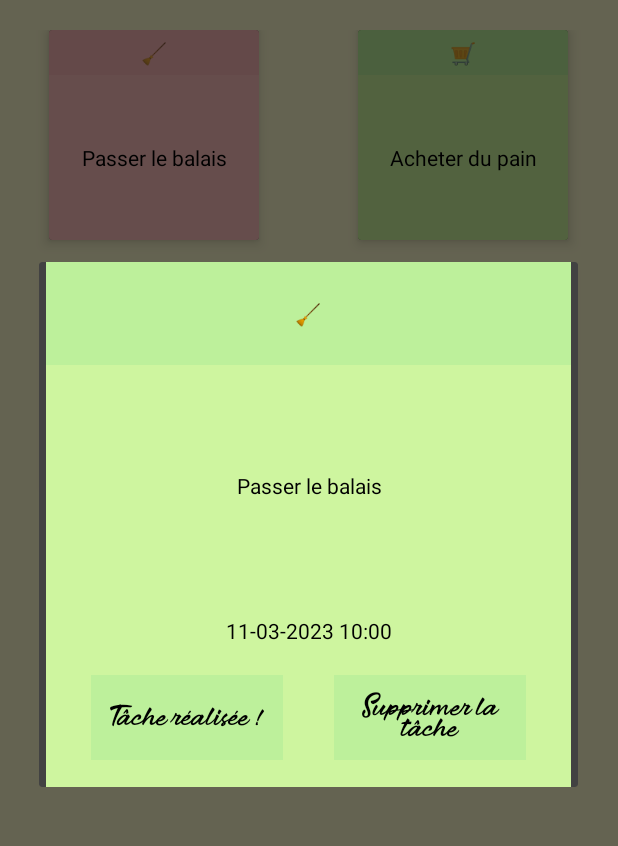
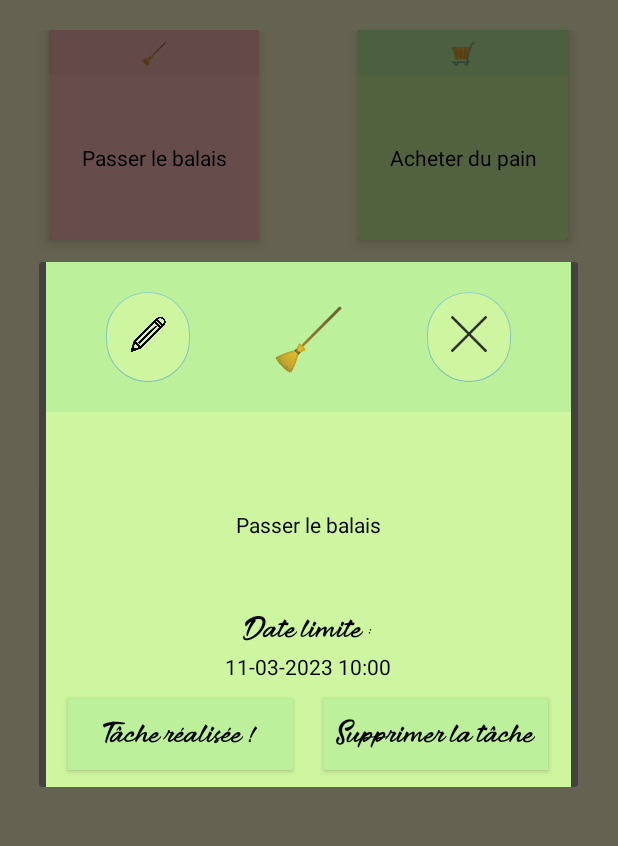
Before and after one commit to Scressenville/My-To-Do-List-Application, an Android app: the screen it shows after launch (MainActivity), after a tap on an icon or button, on a phone screen of 412 x 824 dp, the part 93-939 px from its top. Run offline under Robolectric (Android 15) with nearby library versions, the phone set to English and light mode, and no system bars.

Commit message:
Refactored details layout, added task desc limit of 90 chars, made desc scrollable in details if too long

```diff
--- a/app/src/main/java/r411/project/todolistapplication/MainActivity.kt
+++ b/app/src/main/java/r411/project/todolistapplication/MainActivity.kt
@@ -3,10 +3,12 @@ package r411.project.todolistapplication
 import android.os.Bundle
 import android.os.Handler
 import android.os.Looper
+import android.text.method.ScrollingMovementMethod
 import android.view.View
 import android.widget.*
 import androidx.appcompat.app.AlertDialog
 import androidx.appcompat.app.AppCompatActivity
+import com.google.android.material.floatingactionbutton.FloatingActionButton
 import r411.project.todolistapplication.adapter.MyGridAdapter
 import r411.project.todolistapplication.classes.TaskModelClass
 import r411.project.todolistapplication.handler.DatabaseHandler
@@ -80,12 +82,17 @@ class MainActivity : AppCompatActivity() {
         val b = dialogBuilder.create()
 
         val dbhandler: DatabaseHandler = DatabaseHandler(this)
-        println("Id de la tache : " + view.id)
         val task = dbhandler.selectTaskFromId(view.id)
 
-        dialogView.findViewById<TextView>(R.id.detail_post_it_shade).text = String(Character.toChars(task!!.taskCategory))
-        dialogView.findViewById<TextView>(R.id.detail_content).text= task.taskDescription
-        dialogView.findViewById<TextView>(R.id.detail_time_date).text = task.taskDeadLine
+        dialogView.findViewById<TextView>(R.id.task_category).text = String(Character.toChars(task!!.taskCategory))
+        dialogView.findViewById<TextView>(R.id.details_description).setMovementMethod(ScrollingMovementMethod.getInstance());
+        dialogView.findViewById<TextView>(R.id.details_description).text= task.taskDescription
+        val taskDeadline = dialogView.findViewById<TextView>(R.id.details_deadline)
+        if (task.taskDeadLine != null) taskDeadline.text=task.taskDeadLine
+
+        dialogView.findViewById<FloatingActionButton>(R.id.detail_close_button).setOnClickListener{
+            b.dismiss()
+        }
 
         b.show()
     }
@@ -111,7 +118,11 @@ class MainActivity : AppCompatActivity() {
 
         val databaseHandler = DatabaseHandler(this)
 
-        if(description.trim()!=""){
+        if (description.length > 90){
+            Toast.makeText(applicationContext, "La description de la tâche doit faire 90 caractères au plus !", Toast.LENGTH_SHORT).show()
+        }
+
+        if(description.trim()!="" && description.length <= 90){
             val status = databaseHandler.addTask(category, description, deadline)
             if(status > -1){
                 Toast.makeText(applicationContext,"Tâche ajoutée !",Toast.LENGTH_LONG).show()
--- a/app/src/main/res/layout/add_dialog.xml
+++ b/app/src/main/res/layout/add_dialog.xml
@@ -67,7 +67,8 @@
                 android:layout_width="300dp"
                 android:layout_height="100dp"
                 android:background="@color/green_post_it_dark"
-                android:textColor="@color/black" />
+                android:textColor="@color/black"
+                android:singleLine="true" />
 
             <LinearLayout
                 android:layout_width="match_parent"
@@ -105,7 +106,7 @@
                     android:layout_marginEnd="5dp"
                     android:fontFamily="@font/the_delicate"
                     android:gravity="center"
-                    android:text="à :"
+                    android:text="@string/task_deadline_time_picker"
                     android:textColor="@color/black" />
 
                 <TextView
--- a/app/src/main/res/layout/details_dialog.xml
+++ b/app/src/main/res/layout/details_dialog.xml
@@ -8,136 +8,142 @@
     <RelativeLayout
         android:layout_width="350dp"
         android:layout_height="350dp"
-        android:background="@color/green_post_it"
         android:orientation="horizontal"
         app:layout_constraintBottom_toBottomOf="parent"
         app:layout_constraintEnd_toEndOf="parent"
-        app:layout_constraintHorizontal_bias="0.491"
         app:layout_constraintStart_toStartOf="parent"
-        app:layout_constraintTop_toTopOf="parent"
-        app:layout_constraintVertical_bias="0.498">
+        app:layout_constraintTop_toTopOf="parent">
+
+        <RelativeLayout
+            android:id="@+id/details_banner"
+            android:layout_width="match_parent"
+            android:layout_height="100dp"
+            android:layout_alignParentStart="true"
+            android:layout_alignParentEnd="true"
+            android:layout_alignParentTop="true"
+            android:layout_marginStart="0dp"
+            android:layout_marginEnd="0dp"
+            android:background="@color/green_post_it_dark"
+            android:orientation="horizontal"
+            android:gravity="center">
 
             <com.google.android.material.floatingactionbutton.FloatingActionButton
                 android:id="@+id/modify_button"
-            android:layout_width="wrap_content"
-            android:layout_height="wrap_content"
-            android:layout_alignBottom="@+id/detail_post_it_shade"
+                android:layout_width="60dp"
+                android:layout_height="60dp"
                 android:layout_alignParentStart="true"
                 android:layout_alignParentTop="true"
-            android:layout_alignParentEnd="true"
-            android:layout_marginStart="10dp"
-            android:layout_marginTop="6dp"
-            android:layout_marginEnd="284dp"
-            android:layout_marginBottom="7dp"
-            android:clickable="true"
-            app:backgroundTint="@color/green_post_it"
-            app:srcCompat="@drawable/crayon"
-            app:elevation="0dp" />
+                android:layout_alignParentBottom="true"
+                android:layout_marginStart="40dp"
+                android:layout_marginTop="20dp"
+                android:layout_marginBottom="20dp"
+                android:fadingEdge="none"
+                android:src="@drawable/crayon"
+                android:backgroundTint="@color/green_post_it"
+                app:elevation="0dp"/>
 
             <com.google.android.material.floatingactionbutton.FloatingActionButton
                 android:id="@+id/detail_close_button"
-            android:layout_width="wrap_content"
-            android:layout_height="wrap_content"
-            android:layout_alignBottom="@+id/detail_post_it_shade"
-            android:layout_alignParentStart="true"
+                android:layout_width="60dp"
+                android:layout_height="60dp"
+                android:layout_alignParentEnd="true"
                 android:layout_alignParentTop="true"
-            android:layout_alignParentEnd="true"
-            android:layout_marginStart="286dp"
-            android:layout_marginTop="7dp"
-            android:layout_marginEnd="8dp"
-            android:layout_marginBottom="6dp"
-            android:clickable="true"
-            app:backgroundTint="@color/green_post_it"
-            app:srcCompat="@drawable/close_button"
+                android:layout_alignParentBottom="true"
+                android:layout_marginEnd="40dp"
+                android:layout_marginTop="20dp"
+                android:layout_marginBottom="20dp"
+                android:fadingEdge="none"
+                android:src="@drawable/close_button"
+                android:backgroundTint="@color/green_post_it"
                 app:elevation="0dp"/>
 
             <TextView
-            android:id="@+id/detail_post_it_shade"
+                android:id="@+id/task_category"
+                android:layout_width="wrap_content"
+                android:layout_height="wrap_content"
+                android:layout_alignParentTop="true"
+                android:layout_alignParentBottom="true"
+                android:layout_toStartOf="@+id/detail_close_button"
+                android:layout_toEndOf="@+id/modify_button"
+                android:layout_margin="20dp"
+                android:gravity="center"
+                android:textSize="40sp"/>
+        </RelativeLayout>
+
+        <LinearLayout
+            android:id="@+id/details_content"
             android:layout_width="match_parent"
-            android:layout_height="69dp"
+            android:layout_height="250dp"
+            android:layout_below="@+id/details_banner"
             android:layout_alignParentStart="true"
-            android:layout_alignParentTop="true"
             android:layout_alignParentEnd="true"
             android:layout_alignParentBottom="true"
-            android:layout_marginStart="0dp"
-            android:layout_marginTop="0dp"
-            android:layout_marginEnd="0dp"
-            android:layout_marginBottom="281dp"
-            android:background="@color/green_post_it_dark"
+            android:background="@color/green_post_it"
+            android:orientation="vertical">
+
+            <TextView
+                android:id="@+id/details_description"
+                android:layout_width="match_parent"
+                android:layout_height="110dp"
                 android:gravity="center"
-            android:text="Emoji"
+                android:textColor="@color/black"
+                android:layout_marginLeft="20dp"
+                android:layout_marginRight="20dp"
+                android:layout_marginTop="20dp"
+                android:padding="5dp"
+                android:maxLines="10"
+                android:scrollbars="vertical"/>
+
+            <TextView
+                android:layout_width="match_parent"
+                android:layout_height="30dp"
+                android:fontFamily="@font/the_delicate"
+                android:gravity="center"
+                android:text="@string/task_detail_deadline"
                 android:textColor="@color/black" />
 
             <TextView
-            android:id="@+id/detail_time_date"
-            android:layout_width="181dp"
-            android:layout_height="33dp"
-            android:layout_alignParentStart="true"
-            android:layout_alignParentTop="true"
-            android:layout_alignParentEnd="true"
-            android:layout_alignParentBottom="true"
-            android:layout_marginStart="85dp"
-            android:layout_marginTop="229dp"
-            android:layout_marginEnd="84dp"
-            android:layout_marginBottom="88dp"
-            android:text="Date et heure"
+                android:id="@+id/details_deadline"
+                android:layout_width="match_parent"
+                android:layout_height="20dp"
+                android:textColor="@color/black"
                 android:gravity="center"
-            android:textColor="#000000" />
+                android:text="@string/null_deadline"/>
 
-        <TextView
-            android:id="@+id/detail_content"
-            android:layout_width="287dp"
-            android:layout_height="138dp"
-            android:layout_alignParentStart="true"
-            android:layout_alignParentTop="true"
-            android:layout_alignParentEnd="true"
-            android:layout_alignParentBottom="true"
-            android:layout_marginStart="32dp"
-            android:layout_marginTop="80dp"
-            android:layout_marginEnd="31dp"
-            android:layout_marginBottom="132dp"
-            android:gravity="center"
-            android:text="Contenu tâche"
-            android:textColor="@color/black" />
+
+            <LinearLayout
+                android:layout_width="match_parent"
+                android:layout_height="70dp"
+                android:orientation="horizontal"
+                android:gravity="center">
 
                 <Button
                     android:id="@+id/task_complete"
-            android:layout_width="128dp"
-            android:layout_height="57dp"
-            android:layout_alignParentStart="true"
-            android:layout_alignParentTop="true"
-            android:layout_alignParentEnd="true"
-            android:layout_alignParentBottom="true"
-            android:layout_marginStart="30dp"
-            android:layout_marginTop="275dp"
-            android:layout_marginEnd="192dp"
-            android:layout_marginBottom="18dp"
+                    android:layout_width="150dp"
+                    android:layout_height="wrap_content"
+                    android:layout_margin="10dp"
                     android:background="@color/green_post_it_dark"
                     android:fontFamily="@font/the_delicate"
-            android:text="Tâche réalisée !"
-            android:textAllCaps="false"
+                    android:padding="5dp"
+                    android:text="@string/btn_task_done"
                     android:textColor="@color/black"
-            android:textSize="14sp"
-            style="?android:attr/borderlessButtonStyle" />
+                    android:textAllCaps="false" />
 
                 <Button
                     android:id="@+id/delete_task"
-            android:layout_width="128dp"
-            android:layout_height="57dp"
-            android:layout_alignParentStart="true"
-            android:layout_alignParentTop="true"
-            android:layout_alignParentEnd="true"
-            android:layout_alignParentBottom="true"
-            android:layout_marginStart="192dp"
-            android:layout_marginTop="275dp"
-            android:layout_marginEnd="30dp"
-            android:layout_marginBottom="18dp"
+                    android:layout_width="150dp"
+                    android:layout_height="wrap_content"
+                    android:layout_margin="10dp"
                     android:background="@color/green_post_it_dark"
                     android:fontFamily="@font/the_delicate"
-            android:text="Supprimer la tâche"
-            android:textAllCaps="false"
+                    android:padding="5dp"
+                    android:text="@string/btn_delete_task"
                     android:textColor="@color/black"
-            style="?android:attr/borderlessButtonStyle" />
+                    android:textAllCaps="false" />
+            </LinearLayout>
+        </LinearLayout>
+
+
     </RelativeLayout>
 
 </androidx.constraintlayout.widget.ConstraintLayout>
--- a/app/src/main/res/layout/post_it.xml
+++ b/app/src/main/res/layout/post_it.xml
@@ -19,7 +19,6 @@
             android:layout_width="match_parent"
             android:layout_height="30dp"
             android:background="@color/yellow_post_it_dark"
-            android:text="@string/app_name"
             android:textAlignment="center"
             android:gravity="center" />
 
@@ -29,6 +28,7 @@
             android:layout_height="110dp"
             android:background="@color/yellow_post_it"
             android:textColor="@color/black"
-            android:gravity="center" />
+            android:gravity="center"
+            android:padding="5dp"/>
     </LinearLayout>
 </androidx.cardview.widget.CardView>
--- a/app/src/main/res/values/strings.xml
+++ b/app/src/main/res/values/strings.xml
@@ -6,4 +6,9 @@
     <string name="default_date_value">--/---/----</string>
     <string name="confirm_add_task">Ajouter la tâche</string>
     <string name="default_time_value">-- : --</string>
+    <string name="task_deadline_time_picker">à :</string>
+    <string name="task_detail_deadline">Date limite :</string>
+    <string name="btn_task_done">Tâche réalisée !</string>
+    <string name="btn_delete_task">Supprimer la tâche</string>
+    <string name="null_deadline">Non renseignée</string>
 </resources>
```
Lines whose indentation alone changed are shown as unchanged.
